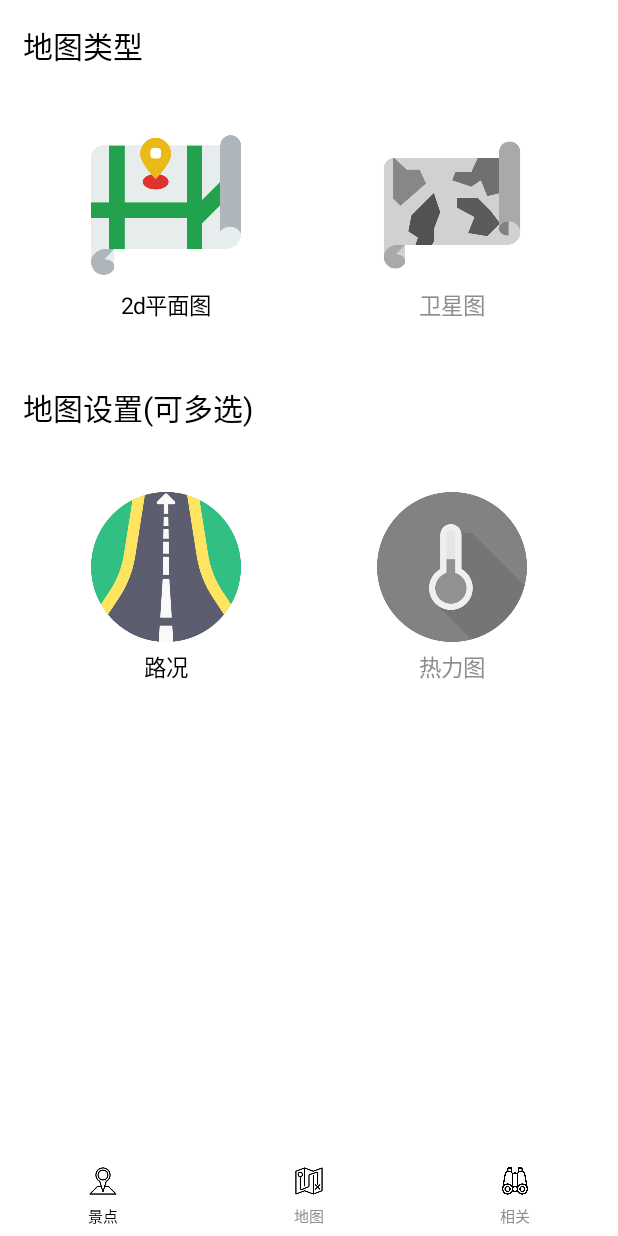
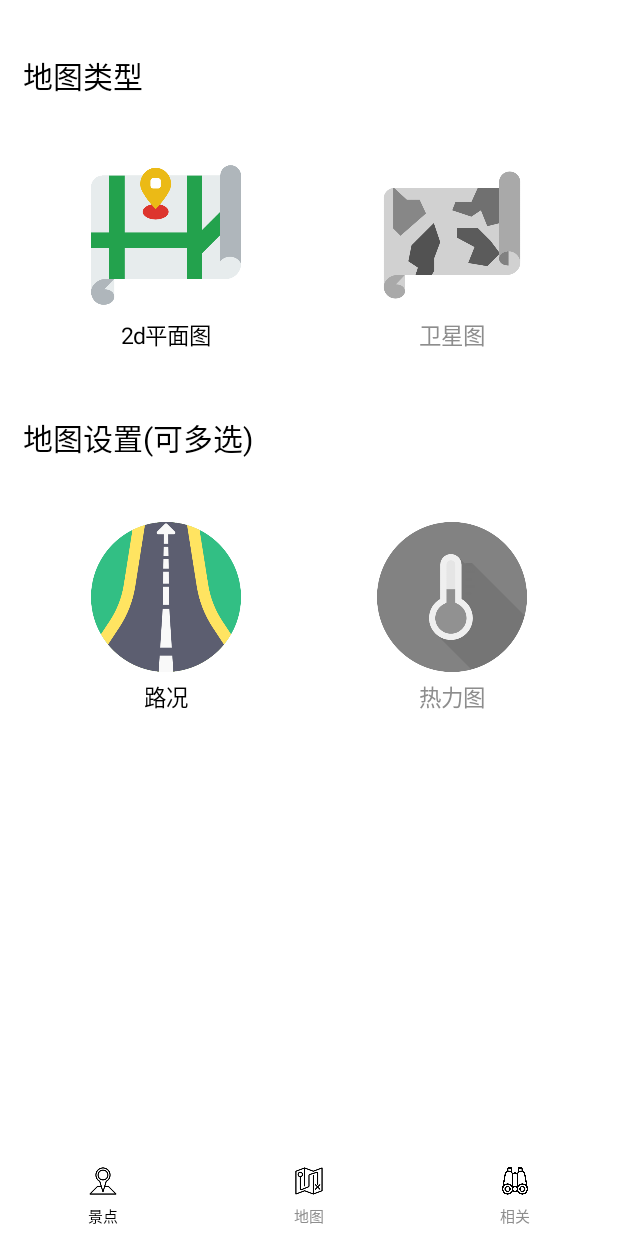
Before and after one commit to Processama/PureScene, an Android app: the fragment MapTypeFragment placed in its activity, on a phone screen of 412 x 824 dp. Run offline under Robolectric (Android 15) with nearby library versions, the phone set to English and light mode, and no system bars; libraries missing offline, so code that uses them is left out: com.baidu.location, com.baidu.mapapi, com.jcodecraeer.xrecyclerview, com.youth.banner; 3 statements that could not run were skipped.

```diff
--- a/app/src/main/AndroidManifest.xml
+++ b/app/src/main/AndroidManifest.xml
@@ -15,7 +15,7 @@
         android:name=".BaseApplication"
         android:allowBackup="true"
         android:hardwareAccelerated="true"
-        android:icon="@mipmap/ic_launcher"
+        android:icon="@mipmap/purescene"
         android:label="@string/app_name"
         android:networkSecurityConfig="@xml/network_security_config"
         android:roundIcon="@mipmap/ic_launcher_round"
--- a/app/src/main/java/com/example/purescene/view/activity/LandscapeActivity.java
+++ b/app/src/main/java/com/example/purescene/view/activity/LandscapeActivity.java
@@ -63,6 +63,7 @@ public class LandscapeActivity extends AppCompatActivity {
             public void onClick(View v) {
                 Intent intent = new Intent(LandscapeActivity.this, RouteSearchActivity.class);
                 intent.putExtra("landscape_name", mSpeLandscape.getName());
+                intent.putExtra("city_name", mSpeLandscape.getCityName());
                 startActivity(intent);
             }
         });
--- a/app/src/main/java/com/example/purescene/view/activity/RouteSearchActivity.java
+++ b/app/src/main/java/com/example/purescene/view/activity/RouteSearchActivity.java
@@ -10,6 +10,7 @@ import android.support.v4.app.FragmentManager;
 import android.support.v4.app.FragmentTransaction;
 import android.support.v7.app.AppCompatActivity;
 import android.os.Bundle;
+import android.util.Log;
 import android.view.KeyEvent;
 import android.view.View;
 import android.view.inputmethod.EditorInfo;
@@ -78,8 +79,10 @@ public class RouteSearchActivity extends AppCompatActivity implements View.OnCli
         searchRoute();
 
         Intent intent = getIntent();
+        String cityName = intent.getStringExtra("city_name");
         String landscapeNmae = intent.getStringExtra("landscape_name");
-        mEndEidtText.setText(landscapeNmae);
+        String endText = cityName + " " + landscapeNmae;
+        mEndEidtText.setText(endText);
     }
 
     @Override
--- a/app/src/main/res/layout/map_type_fragment.xml
+++ b/app/src/main/res/layout/map_type_fragment.xml
@@ -9,7 +9,10 @@
     <TextView
         android:layout_width="wrap_content"
         android:layout_height="wrap_content"
-        android:layout_margin="15dp"
+        android:layout_marginTop="35dp"
+        android:layout_marginStart="15dp"
+        android:layout_marginEnd="15dp"
+        android:layout_marginBottom="15dp"
         android:textSize="20sp"
         android:textColor="@color/colorBlack"
         android:text="@string/map_type"/>
--- a/app/src/main/res/values/strings.xml
+++ b/app/src/main/res/values/strings.xml
@@ -17,8 +17,8 @@
     <string name="map_option">图层</string>
     <string name="search_route_hint">点击查找路线</string>
     <string name="now_location">我的位置</string>
-    <string name="type_start">输入起点</string>
-    <string name="type_end">输入终点</string>
+    <string name="type_start">输入起点，例如：南昌 梅岭</string>
+    <string name="type_end">输入终点，例如：九江 庐山</string>
     <string name="walking">步行</string>
     <string name="riding">骑行</string>
     <string name="driving">驾车</string>
```
Also changed, not shown: app/src/main/java/com/example/purescene/bean/scenebean/SpeLandscape.java (+11 -0 lines), app/src/main/java/com/example/purescene/view/map/MapFragment.java (+12 -2 lines), app/src/main/res/mipmap-hdpi/purescene.png (added).
